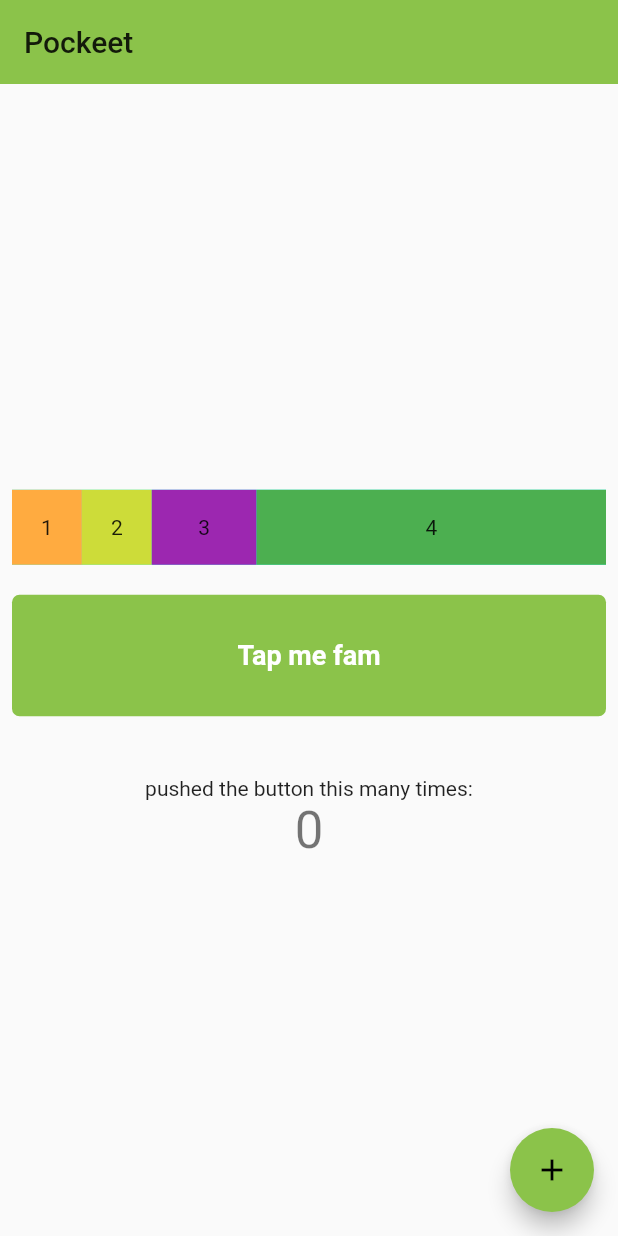
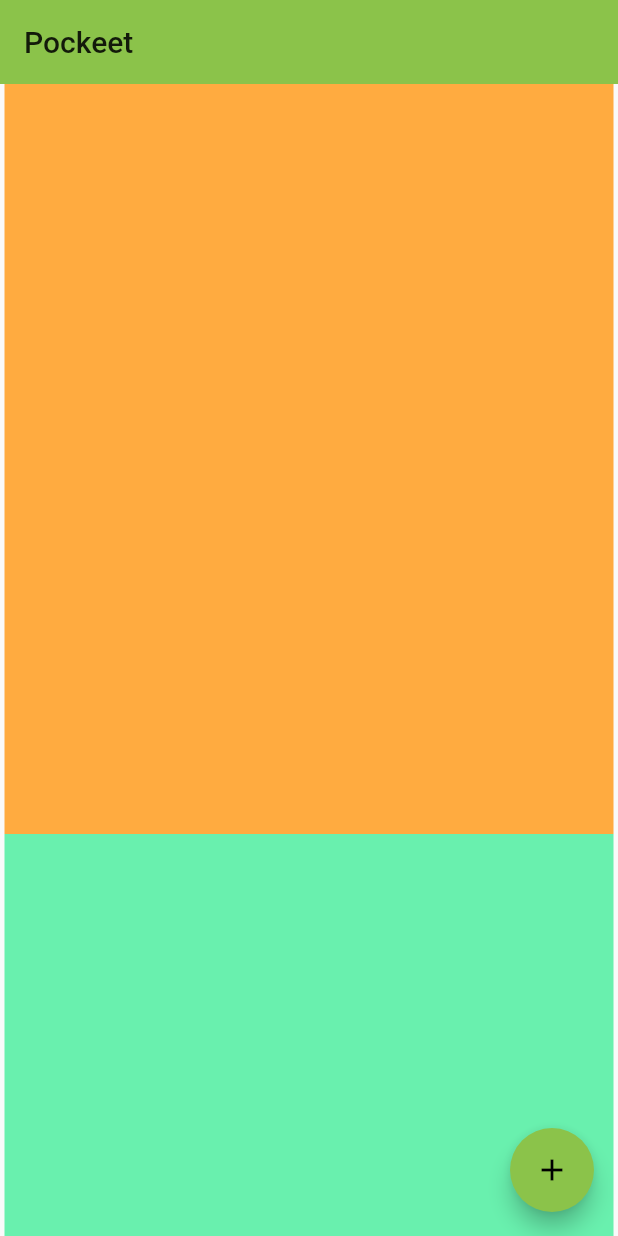
Before and after one commit to sammyodiagbe/flutter-journey, a Flutter app: the screen it shows after launch, on a phone screen of 412 x 824 dp. Run offline on Flutter 3.47's test engine with Material 2 defaults, Android fonts, the phone set to English and light mode, and no system bars.

Commit message:
list view

```diff
--- a/rida/lib/main.dart
+++ b/rida/lib/main.dart
@@ -70,84 +70,32 @@ class _MyHomePageState extends State<MyHomePage> {
           // the App.build method, and use it to set our appbar title.
           title: Text(widget.title),
         ),
-        body: Center(
+        body: ListView(
           // Center is a layout widget. It takes a single child and positions it
           // in the middle of the parent.
-          child: Column(
-            // Column is also a layout widget. It takes a list of children and
-            // arranges them vertically. By default, it sizes itself to fit its
-            // children horizontally, and tries to be as tall as its parent.
-            //
-            // Invoke "debug painting" (press "p" in the console, choose the
-            // "Toggle Debug Paint" action from the Flutter Inspector in Android
-            // Studio, or the "Toggle Debug Paint" command in Visual Studio Code)
-            // to see the wireframe for each widget.
-            //
-            // Column has various properties to control how it sizes itself and
-            // how it positions its children. Here we use mainAxisAlignment to
-            // center the children vertically; the main axis here is the vertical
-            // axis because Columns are vertical (the cross axis would be
-            // horizontal).
-            mainAxisAlignment: MainAxisAlignment.center,
-            children: <Widget>[
-              Container(
-                margin: EdgeInsets.symmetric(horizontal: 8, vertical: 20),
-                decoration: BoxDecoration(
-                  color: Colors.cyanAccent,
-                ),
-                child: Row(children: [
-
-                  Expanded(
-                    flex: 2,
-                    child: Container(child: Center(child: Text('1')),height: 50, decoration: BoxDecoration(
-                      color: Colors.orangeAccent
-                    ),),
-                  ),
-                  Expanded(
-                    flex: 2,
-                    child: Container(child: Center(child: Text('2')),height: 50,decoration: BoxDecoration(
-                      color: Colors.lime
-                    )),
-                  ),
-                  Expanded(
-                    flex: 3,
-                    child: Container(child: Center(child: Text('3')),height: 50, decoration: BoxDecoration(
-                      color: Colors.purple
-                    )),
-                  ),
-                  Expanded(
-                    flex: 10,
-                    child: Container(child: Center(child: Text('4')),height: 50,decoration: BoxDecoration(
-                      color: Colors.green
-                    )),
-                  ),
-                ],
-                mainAxisAlignment: MainAxisAlignment.spaceBetween,),
+          children: [
+            Container(
+              height: 500,
+              margin: EdgeInsets.symmetric(horizontal: 3),
+              decoration: BoxDecoration(
+                color: Colors.orangeAccent
               ),
-
-              GestureDetector(
-                onTap: _incrementCounter,
-                child: Container(
-                  padding: EdgeInsets.symmetric(vertical: 30),
-                  margin: EdgeInsets.symmetric(horizontal: 8),
-                  decoration: BoxDecoration(
-                    borderRadius: BorderRadius.circular(5),
-                    color: Colors.lightGreen[500]
-                  ),
-                  child: Center(child: Text('Tap me fam', style: TextStyle(fontWeight: FontWeight.w700, fontSize: 18, color: Colors.white,),),),
-                ),
-
+            ),
+            Container(
+              height: 500,
+              margin: EdgeInsets.symmetric(horizontal: 3),
+              decoration: BoxDecoration(
+                color: Colors.greenAccent
               ),
-              Padding(padding: EdgeInsets.symmetric(vertical: 20),),
-              Text(
-                'pushed the button this many times:',
+            ),
+            Container(
+              height: 500,
+              margin: EdgeInsets.symmetric(horizontal: 3),
+              decoration: BoxDecoration(
+                color: Colors.blue
               ),
-              Text(
-                '$_counter',
-                style: Theme.of(context).textTheme.headline4,
-              ),
-            ],
-          ),
+            )
+          ],
         ),
         floatingActionButton: FloatingActionButton(
           onPressed: _incrementCounter,
```
